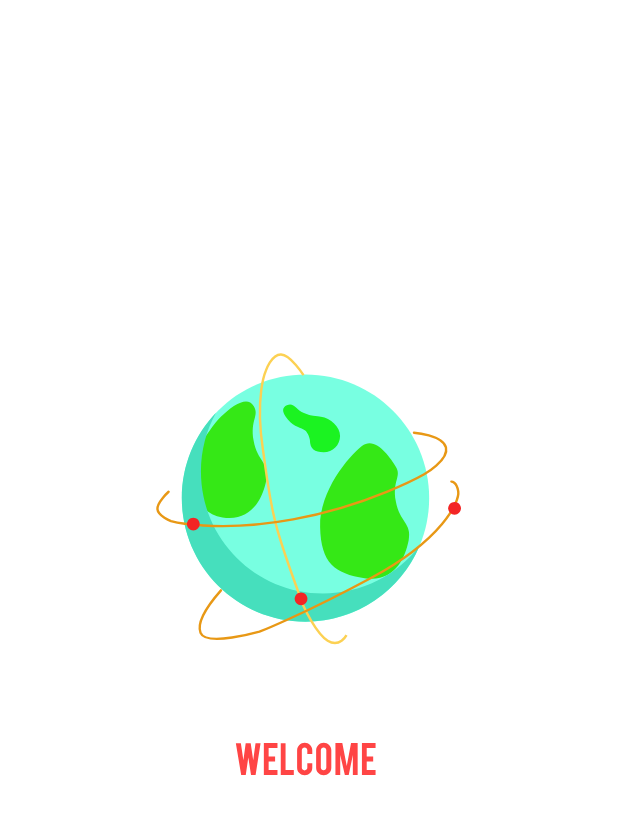
After one commit to sajjad612/News-App-Apni-Duniya-, an Android app: the Splash screen opened directly, with no data from a screen before it, on a phone screen of 412 x 824 dp. The commit adds this screen. Shown: the top 815 px of the screen. Run offline under Robolectric (Android 15) with nearby library versions, the phone set to English and light mode, and no system bars; Roboto replaces fonts that are not available here.

Commit message:
Splash commit

```diff
--- a/app/build.gradle
+++ b/app/build.gradle
@@ -35,6 +35,7 @@ android {
 dependencies {
     implementation 'com.squareup.picasso:picasso:2.71828'
 //    implementation 'de.hdodenhof:circleimageview:3.1.0'
+    implementation 'com.airbnb.android:lottie:4.2.0'
     implementation 'com.squareup.retrofit2:retrofit:2.9.0'
     implementation 'com.squareup.retrofit2:converter-gson:2.5.0'
     implementation 'androidx.appcompat:appcompat:1.3.0'
--- a/app/src/main/AndroidManifest.xml
+++ b/app/src/main/AndroidManifest.xml
@@ -11,6 +11,16 @@
         android:roundIcon="@drawable/icon"
         android:supportsRtl="true"
         android:theme="@style/Theme.News">
+        <activity
+            android:name=".Splash"
+            android:exported="true" >
+            <intent-filter>
+                <action android:name="android.intent.action.MAIN" />
+
+                <category android:name="android.intent.category.LAUNCHER" />
+            </intent-filter>
+
+        </activity>
         <activity android:name=".Signup" />
         <activity android:name=".Login">
             <intent-filter>
--- /dev/null
+++ b/app/src/main/java/com/example/news/Splash.java
@@ -0,0 +1,29 @@
+package com.example.news;
+
+import androidx.appcompat.app.AppCompatActivity;
+
+import android.content.Intent;
+import android.os.Bundle;
+
+public class Splash extends AppCompatActivity {
+
+    @Override
+    protected void onCreate(Bundle savedInstanceState) {
+        super.onCreate(savedInstanceState);
+        setContentView(R.layout.activity_splash);
+        Thread thread = new Thread(){
+            public void run(){
+                try {
+                    sleep(2500);
+                }catch (Exception e){
+                    e.printStackTrace();
+                }finally {
+                    Intent intend  = new Intent(Splash.this,ChooseCategory.class);
+                    startActivity(intend);
+                }
+            }
+        };thread.start();
+
+
+    }
+}
--- a/app/src/main/res/layout/activity_main.xml
+++ b/app/src/main/res/layout/activity_main.xml
@@ -19,7 +19,7 @@
         android:layout_width="wrap_content"
         android:layout_height="match_parent"
         android:layout_gravity="start"
-        android:background="#E6582A"
+        android:background="#00A807"
         app:itemIconTint="@color/white"
         app:itemTextColor="#ffffff"
         android:fitsSystemWindows="true"
--- /dev/null
+++ b/app/src/main/res/layout/activity_splash.xml
@@ -0,0 +1,39 @@
+<?xml version="1.0" encoding="utf-8"?>
+<androidx.constraintlayout.widget.ConstraintLayout xmlns:android="http://schemas.android.com/apk/res/android"
+    xmlns:app="http://schemas.android.com/apk/res-auto"
+    xmlns:tools="http://schemas.android.com/tools"
+    android:layout_width="match_parent"
+    android:layout_height="match_parent"
+    tools:context=".Splash">
+
+    <com.airbnb.lottie.LottieAnimationView
+        android:id="@+id/icon_animation"
+        android:layout_width="280dp"
+        android:layout_height="218dp"
+        android:layout_marginStart="50dp"
+        android:layout_marginLeft="50dp"
+        android:layout_marginTop="224dp"
+        android:layout_marginEnd="50dp"
+        android:layout_marginRight="50dp"
+        app:layout_constraintEnd_toEndOf="parent"
+        app:layout_constraintHorizontal_bias="0.495"
+        app:layout_constraintStart_toStartOf="parent"
+        app:layout_constraintTop_toTopOf="parent"
+        app:lottie_autoPlay="true"
+        app:lottie_loop="true"
+        app:lottie_rawRes="@raw/icon" />
+
+    <com.airbnb.lottie.LottieAnimationView
+        android:id="@+id/text_animation"
+        android:layout_width="match_parent"
+        android:layout_height="120dp"
+        android:layout_marginTop="4dp"
+        app:layout_constraintEnd_toEndOf="parent"
+        app:layout_constraintHorizontal_bias="0.0"
+        app:layout_constraintStart_toStartOf="parent"
+        app:layout_constraintTop_toBottomOf="@+id/icon_animation"
+        app:lottie_autoPlay="true"
+        app:lottie_loop="true"
+        app:lottie_rawRes="@raw/wc" />
+
+</androidx.constraintlayout.widget.ConstraintLayout>
--- a/app/src/main/res/layout/nav_header_main.xml
+++ b/app/src/main/res/layout/nav_header_main.xml
@@ -3,7 +3,7 @@
     xmlns:app="http://schemas.android.com/apk/res-auto"
     android:layout_width="match_parent"
     android:layout_height="@dimen/nav_header_height"
-    android:background="#4660F1"
+    android:background="#AFEA6C"
     android:gravity="bottom"
     android:orientation="vertical"
     android:paddingLeft="@dimen/activity_horizontal_margin"
--- a/build.gradle
+++ b/build.gradle
@@ -5,7 +5,7 @@ buildscript {
         mavenCentral()
     }
     dependencies {
-        classpath 'com.android.tools.build:gradle:7.0.2'
+        classpath 'com.android.tools.build:gradle:7.0.3'
         classpath 'com.google.gms:google-services:4.3.10'
 
         // NOTE: Do not place your application dependencies here; they belong
--- a/gradle.properties
+++ b/gradle.properties
@@ -15,3 +15,4 @@ org.gradle.jvmargs=-Xmx2048m -Dfile.encoding=UTF-8
 # Android operating system, and which are packaged with your app"s APK
 # https://developer.android.com/topic/libraries/support-library/androidx-rn
 android.useAndroidX=true
+android.enableJetifier=true
```
Also changed, not shown: app/src/main/res/raw/icon.json (added, +1 -0 lines), app/src/main/res/raw/wc.json (added, +1 -0 lines), app/src/main/res/drawable-v21/icon.png.
